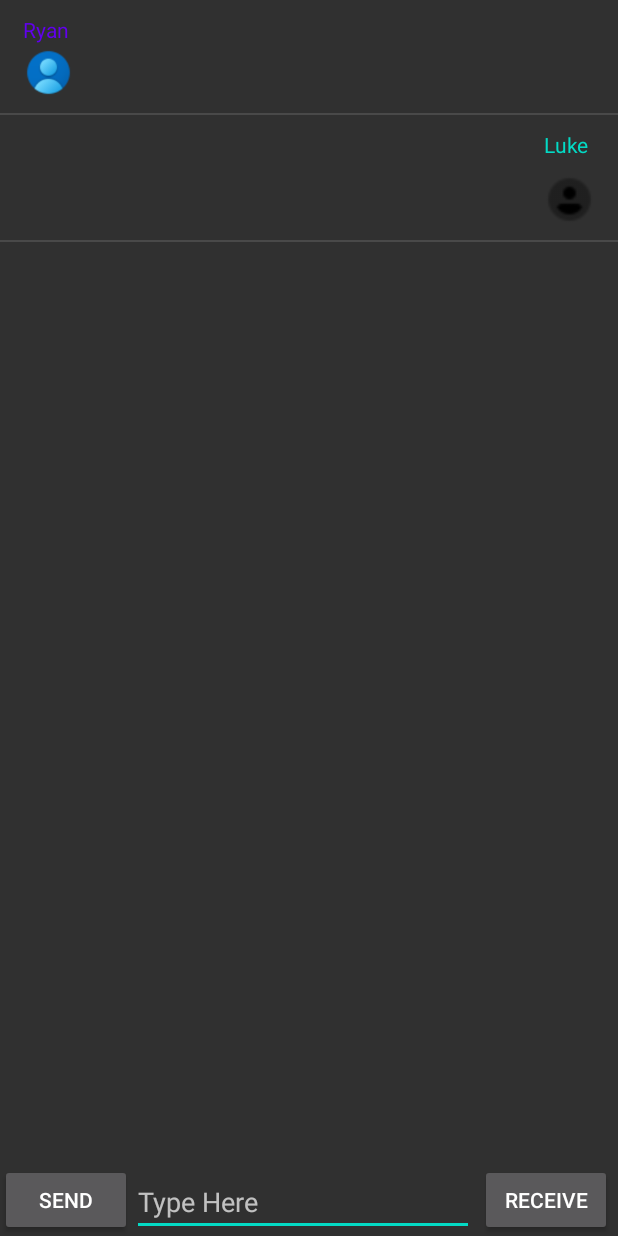
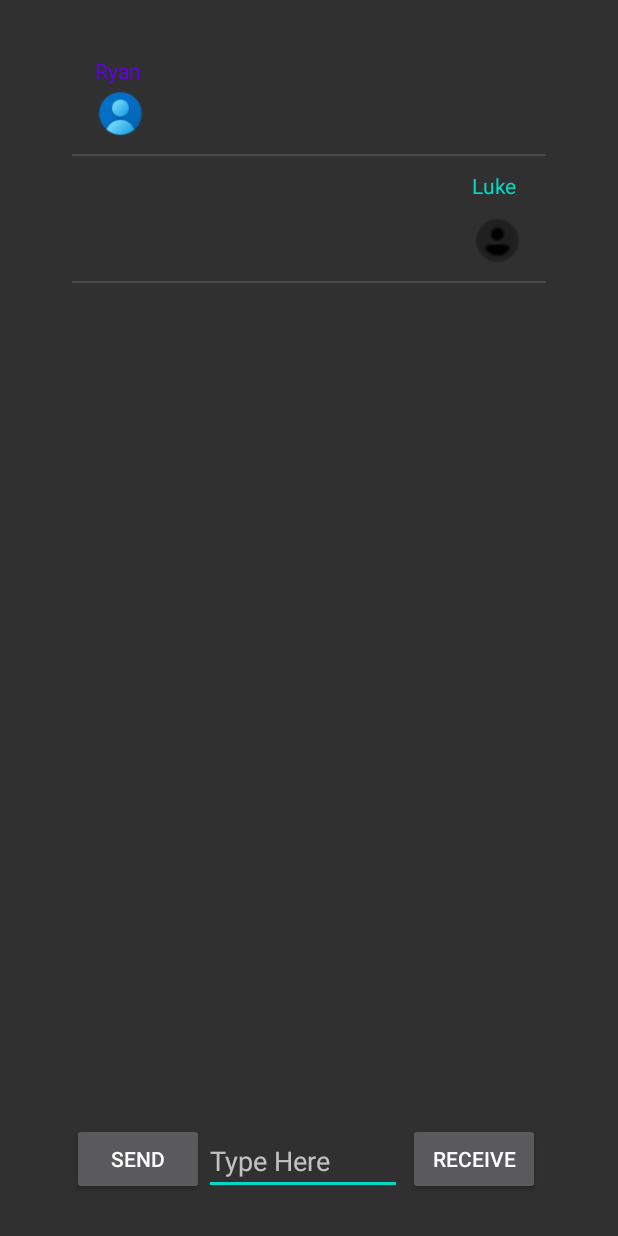
Before and after one commit to Maid0017/AndroidLabs, an Android app: the ChatRoomActivity screen opened directly, with no data from a screen before it, after a tap on "RECEIVE", on a phone screen of 412 x 824 dp. Run offline under Robolectric (Android 15) with nearby library versions, the phone set to English and light mode, and no system bars; 1 other tap on this screen came first.

Commit message:
Final Lab6_TV

```diff
--- a/app/src/main/res/layout/activity_chat_room.xml
+++ b/app/src/main/res/layout/activity_chat_room.xml
@@ -4,7 +4,12 @@
     xmlns:tools="http://schemas.android.com/tools"
     android:layout_width="match_parent"
     android:layout_height="match_parent"
-    tools:context=".ChatRoomActivity">
+    tools:context=".ChatRoomActivity"
+    android:layout_marginTop="27dp"
+    android:layout_marginBottom="27dp"
+    android:layout_marginLeft="48dp"
+    android:layout_marginRight="48dp"
+    >
 
     <ListView
         android:id="@+id/chatList"
@@ -35,7 +40,7 @@
         android:layout_height="wrap_content"
         android:text="@string/sendBtnText"
         app:layout_constraintBottom_toBottomOf="parent"
-        app:layout_constraintStart_toStartOf="parent"></Button>
+        app:layout_constraintStart_toStartOf="parent" />
 
     <Button
         android:id="@+id/receiveBtn"
--- a/app/src/main/res/layout/activity_receive.xml
+++ b/app/src/main/res/layout/activity_receive.xml
@@ -7,7 +7,12 @@
     android:paddingVertical="10dp"
     android:paddingRight="15dp"
     android:paddingLeft="60dp"
-    android:clipToPadding="false">
+    android:clipToPadding="false"
+    android:layout_marginTop="27dp"
+    android:layout_marginBottom="27dp"
+    android:layout_marginLeft="48dp"
+    android:layout_marginRight="48dp"
+    >
 
 
     <View
--- a/app/src/main/res/layout/activity_send.xml
+++ b/app/src/main/res/layout/activity_send.xml
@@ -7,7 +7,12 @@
         android:paddingVertical="10dp"
         android:paddingLeft="15dp"
         android:paddingRight="60dp"
-        android:clipToPadding="false">
+        android:clipToPadding="false"
+    android:layout_marginTop="27dp"
+    android:layout_marginBottom="27dp"
+    android:layout_marginLeft="48dp"
+    android:layout_marginRight="48dp"
+    >
 
         <View
             android:id="@+id/senderAvatar"
```
Also changed, not shown: app/src/main/AndroidManifest.xml (+7 -2 lines), app/src/main/res/layout/activity_email.xml (+10 -1 lines), app/src/main/res/layout/activity_main.xml (+6 -1 lines), app/src/main/res/layout/activity_profile.xml (+14 -1 lines), app/src/main/res/layout/activity_weather_forecast.xml (+6 -1 lines).
